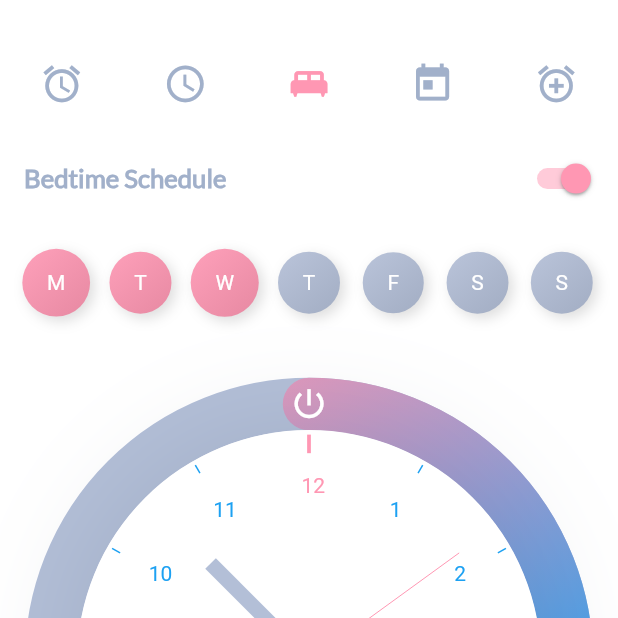
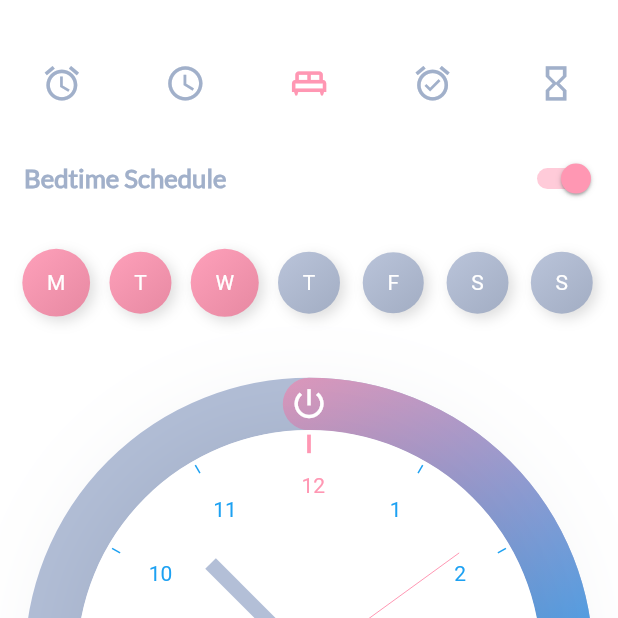
Before and after one commit to lambiengcode/analog-clock, a Flutter app: the screen it shows after launch, tab 3 chosen, on a phone screen of 412 x 824 dp, the top half of it. Run offline on Flutter 3.47's test engine with Material 2 defaults, Android fonts, the phone set to English and light mode, and no system bars; drawn by our look-alikes of flutter_neumorphic, percent_indicator; our stand-ins replace flutter_icons, flutter_svg, get, get_storage, google_fonts.

```diff
--- a/lib/src/app.dart
+++ b/lib/src/app.dart
@@ -10,6 +10,11 @@ class App extends StatefulWidget {
 class _AppState extends State<App> with WidgetsBindingObserver {
   @override
   void initState() {
+    SystemChrome.setSystemUIOverlayStyle(SystemUiOverlayStyle(
+      statusBarColor: Colors.transparent,
+      statusBarBrightness: Brightness.dark,
+      statusBarIconBrightness: Brightness.dark,
+    ));
     WidgetsBinding.instance.addObserver(this);
     SystemChrome.setPreferredOrientations([
       DeviceOrientation.portraitDown,
@@ -19,16 +24,6 @@ class _AppState extends State<App> with WidgetsBindingObserver {
   }
 
   @override
-  void didChangeDependencies() {
-    super.didChangeDependencies();
-    SystemChrome.setSystemUIOverlayStyle(SystemUiOverlayStyle(
-      statusBarColor: Colors.transparent,
-      statusBarBrightness: Theme.of(context).brightness,
-      statusBarIconBrightness: Theme.of(context).brightness,
-    ));
-  }
-
-  @override
   Widget build(BuildContext context) {
     return TabBarLayout();
   }
--- a/lib/src/pages/bedtime/bed_time_page.dart
+++ b/lib/src/pages/bedtime/bed_time_page.dart
@@ -1,12 +1,13 @@
-import 'dart:async';
 import 'dart:math';
 import 'package:analog_clock/src/pages/bedtime/widgets/pick_day.dart';
+import 'package:analog_clock/src/pages/home/controllers/clock_controller.dart';
 import 'package:analog_clock/src/pages/home/widgets/clock_painter.dart';
 import 'package:analog_clock/src/public/constants.dart';
 import 'package:analog_clock/src/public/size_config.dart';
 import 'package:analog_clock/src/theme/theme_service.dart';
 import 'package:flutter/material.dart';
 import 'package:flutter_icons/flutter_icons.dart';
+import 'package:get/get.dart';
 import 'package:percent_indicator/circular_percent_indicator.dart';
 
 class BedTimePage extends StatefulWidget {
@@ -15,23 +16,18 @@ class BedTimePage extends StatefulWidget {
 }
 
 class _BedTimePageState extends State<BedTimePage> {
+  final clockController = Get.put(ClockController());
   bool isOn = true;
-  DateTime dateTime = DateTime.now();
-  Timer _timer;
 
   @override
   void initState() {
+    clockController.startTimer();
     super.initState();
-    _timer = Timer.periodic(Duration(seconds: 1), (timer) {
-      setState(() {
-        dateTime = DateTime.now();
-      });
-    });
   }
 
   @override
   void dispose() {
-    _timer.cancel();
+    clockController.dispose();
     super.dispose();
   }
 
@@ -67,8 +63,12 @@ class _BedTimePageState extends State<BedTimePage> {
                   ],
                   tileMode: TileMode.mirror,
                 ),
-                restartAnimation: true,
-                center: Padding(
+                animationDuration: 2000,
+                addAutomaticKeepAlive: true,
+                animateFromLastPercent: true,
+                rotateLinearGradient: true,
+                center: GetBuilder<ClockController>(
+                  builder: (_) => Padding(
                     padding: EdgeInsets.symmetric(
                       horizontal: getProportionateScreenWidth(35),
                     ),
@@ -89,7 +89,8 @@ class _BedTimePageState extends State<BedTimePage> {
                         child: Transform.rotate(
                           angle: -pi / 2,
                           child: CustomPaint(
-                          painter: ClockPainter(context, dateTime),
+                            painter: ClockPainter(context, _.dateTime),
+                          ),
                         ),
                       ),
                     ),
--- a/lib/src/pages/home/controllers/clock_controller.dart
+++ b/lib/src/pages/home/controllers/clock_controller.dart
@@ -1,10 +1,26 @@
+import 'dart:async';
 import 'package:get/get.dart';
 
 class ClockController extends GetxController {
+  DateTime dateTime = DateTime.now();
+  Timer timer;
   String formatTime(int input) {
     if (input < 10) {
       return '0' + input.toString();
     }
     return input.toString();
   }
+
+  startTimer() {
+    timer = Timer.periodic(Duration(seconds: 1), (timer) {
+      dateTime = DateTime.now();
+      update();
+    });
+  }
+
+  @override
+  void dispose() {
+    timer.cancel();
+    super.dispose();
+  }
 }
--- a/lib/src/pages/tab/tab_bar_layout.dart
+++ b/lib/src/pages/tab/tab_bar_layout.dart
@@ -1,7 +1,8 @@
 import 'package:analog_clock/src/pages/bedtime/bed_time_page.dart';
-import 'package:analog_clock/src/pages/home/home_screen.dart';
+import 'package:analog_clock/src/pages/home/home_page.dart';
 import 'package:analog_clock/src/public/constants.dart';
 import 'package:flutter/material.dart';
+import 'package:flutter_neumorphic/flutter_neumorphic.dart';
 
 class TabBarLayout extends StatefulWidget {
   @override
@@ -75,31 +76,31 @@ class _TabBarLayoutState extends State<TabBarLayout>
         Tab(
           icon: Icon(
             Icons.alarm,
-            size: width / 14.0,
+            size: width / 15.0,
           ),
         ),
         Tab(
           icon: Icon(
             Icons.watch_later_outlined,
-            size: width / 14.0,
+            size: width / 15.0,
           ),
         ),
         Tab(
           icon: Icon(
-            Icons.king_bed,
-            size: width / 14.0,
+            Icons.king_bed_outlined,
+            size: width / 15.0,
           ),
         ),
         Tab(
           icon: Icon(
-            Icons.today,
-            size: width / 14.0,
+            Icons.alarm_on_outlined,
+            size: width / 15.0,
           ),
         ),
         Tab(
           icon: Icon(
-            Icons.alarm_add,
-            size: width / 14.0,
+            Icons.hourglass_empty_sharp,
+            size: width / 15.0,
           ),
         ),
       ],
```
Also changed, not shown: lib/src/pages/home/home_page.dart (renamed from lib/src/pages/home/home_screen.dart, +9 -12 lines), lib/src/theme/theme_service.dart (+10 -0 lines). Lines whose indentation alone changed are shown as unchanged.
